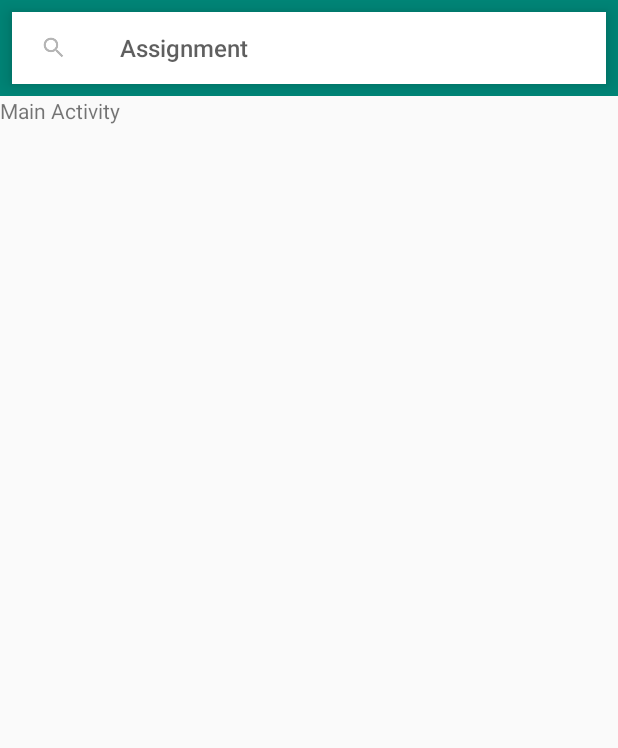
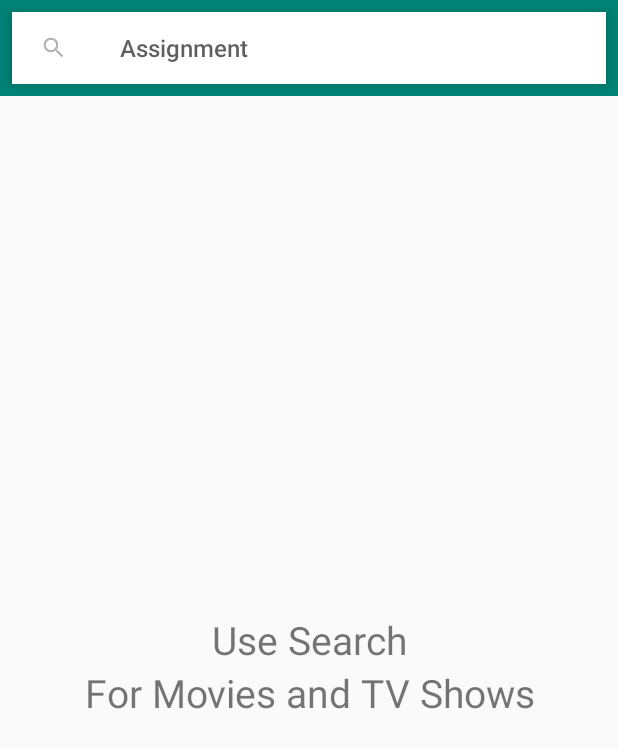
Before and after one commit to codeteo/AssignmentAthl, an Android app: the screen it shows after launch (MainActivity), on a phone screen of 412 x 824 dp. Shown: the top 748 px of the screen. Run offline under Robolectric (Android 15) with nearby library versions, the light colour scheme and no system bars; our stand-ins replace Dagger/Hilt's generated code, Shimmer, Timber.

Commit message:
Adds Shimmer effect

```diff
--- a/app/build.gradle
+++ b/app/build.gradle
@@ -48,6 +48,7 @@ dependencies {
     implementation libs.palette
     implementation libs.butterKnife
     implementation libs.cardview
+    implementation 'com.facebook.shimmer:shimmer:0.4.0'
     annotationProcessor libs.butterKnifeProcessor
     testImplementation 'junit:junit:4.12'
     androidTestImplementation 'com.android.support.test:runner:1.0.2'
--- a/app/src/main/res/layout/activity_main.xml
+++ b/app/src/main/res/layout/activity_main.xml
@@ -1,8 +1,8 @@
 <?xml version="1.0" encoding="utf-8"?>
 <LinearLayout xmlns:android="http://schemas.android.com/apk/res/android"
+    xmlns:app="http://schemas.android.com/apk/res-auto"
     android:layout_width="match_parent"
     android:layout_height="match_parent"
-    xmlns:app="http://schemas.android.com/apk/res-auto"
     android:orientation="vertical">
 
     <FrameLayout
@@ -22,9 +22,34 @@
 
     </FrameLayout>
 
-    <TextView
-        android:text="Main Activity"
+    <com.facebook.shimmer.ShimmerFrameLayout
         android:layout_width="match_parent"
-        android:layout_height="wrap_content" />
+        android:layout_height="match_parent"
+        android:layout_gravity="center"
+        app:shimmer_auto_start="true">
+
+        <LinearLayout
+            android:orientation="vertical"
+            android:gravity="center"
+            android:layout_width="match_parent"
+            android:layout_height="match_parent">
+
+            <TextView
+                android:text="Use Search"
+                android:gravity="center"
+                android:textSize="26sp"
+                android:layout_width="match_parent"
+                android:layout_height="wrap_content" />
+
+            <TextView
+                android:text="For Movies and TV Shows"
+                android:gravity="center"
+                android:textSize="26sp"
+                android:layout_width="match_parent"
+                android:layout_height="wrap_content" />
+
+        </LinearLayout>
+
+    </com.facebook.shimmer.ShimmerFrameLayout>
 
 </LinearLayout>
```
